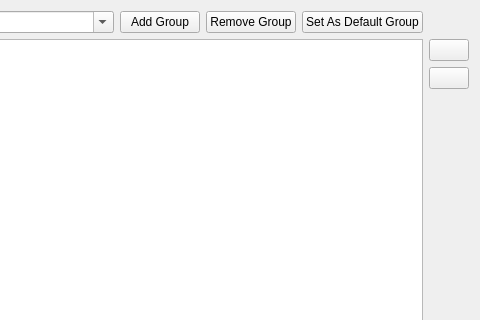
KDE/kdevelop, file shell/settings/environmentwidget.ui: the form before one commit; both pictures show x 224 to 704 and y 0 to 320 of the 704 by 480 pixel window.
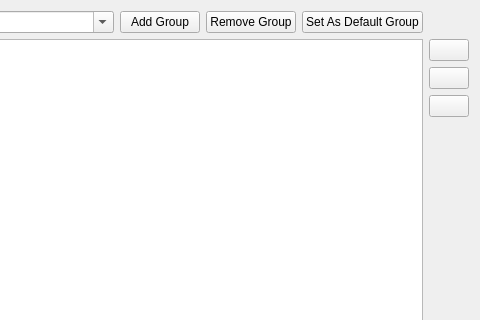
The form after the commit. Custom widgets are drawn as their Qt base class.

Commit message:
Add ability to "copy-paste" whole ENV to settings
GUI: new button in launchers configuration->Environment settings

```diff
--- a/shell/settings/environmentwidget.ui
+++ b/shell/settings/environmentwidget.ui
@@ -106,6 +106,19 @@
        </property>
       </widget>
      </item>
+     <item>
+      <widget class="KPushButton" name="newMultipleButton">
+       <property name="sizePolicy">
+        <sizepolicy hsizetype="Maximum" vsizetype="Fixed">
+         <horstretch>0</horstretch>
+         <verstretch>0</verstretch>
+        </sizepolicy>
+       </property>
+       <property name="toolTip">
+        <string>Add Multiple Variables</string>
+       </property>
+      </widget>
+     </item>
      <item>
       <spacer>
        <property name="orientation">
```
The commit also changes 2 other files.
